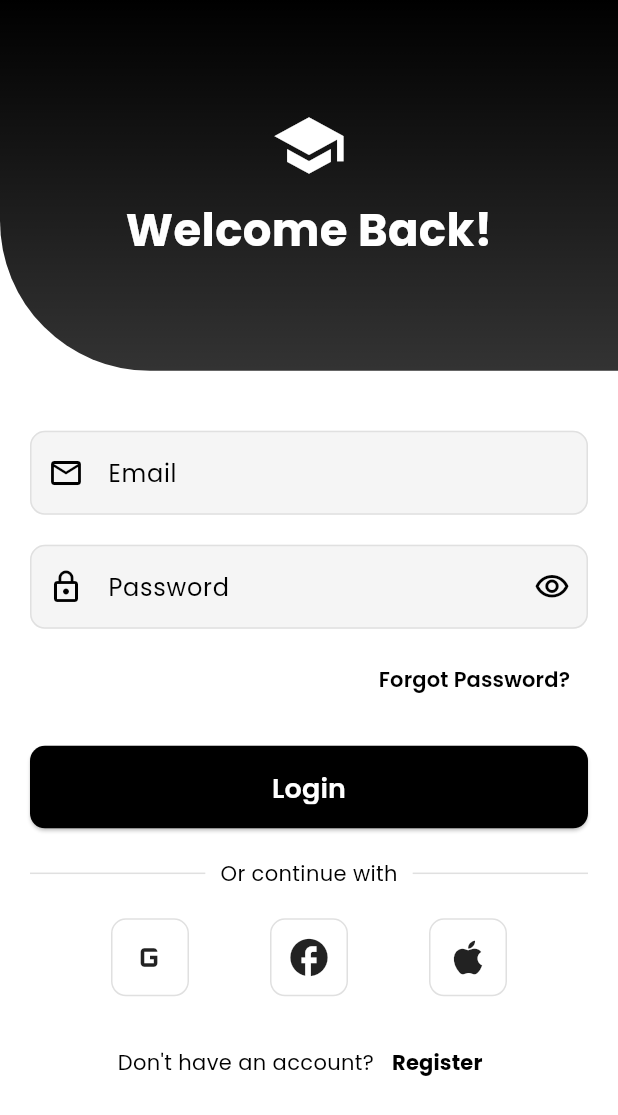
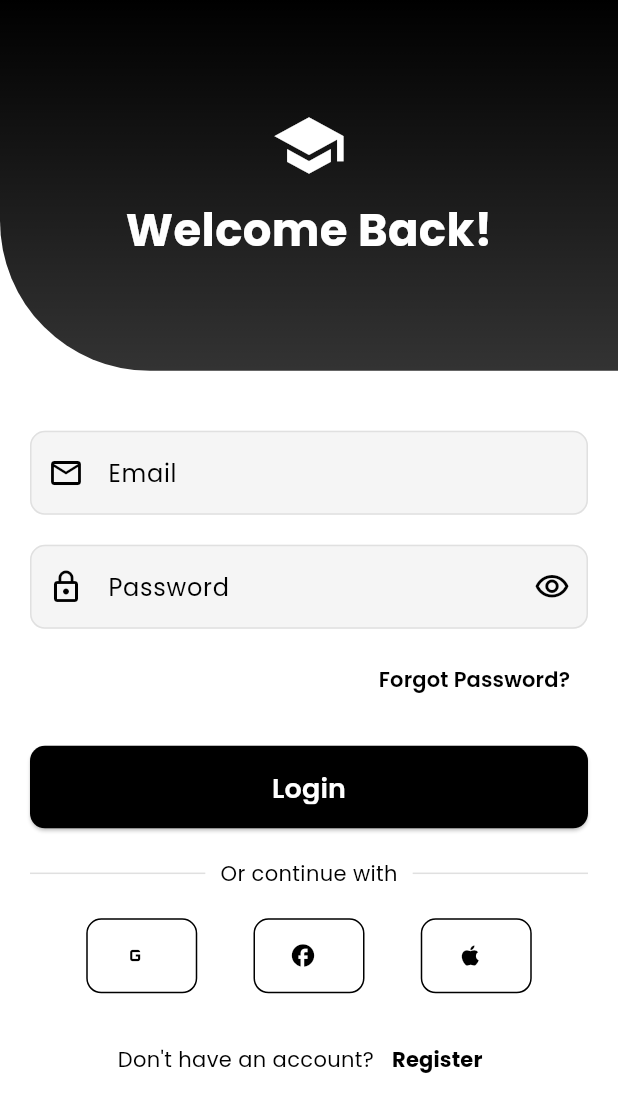
Before and after one commit to Edil-Ayehu/e_learning_app, a Flutter app: the LoginScreen screen opened by its route, on a phone screen of 412 x 824 dp. Shown: the top 1115 px of the screen. Run offline on Flutter 3.47's test engine with Material 3 defaults, Android fonts, the phone set to English and light mode, and no system bars; our stand-ins replace cached_network_image, chewie, cloud_firestore, equatable, firebase_core, fl_chart and 8 more; accounts and stored records are empty.

Commit message:
custom reusable button

```diff
--- a/lib/views/auth/forgot_password_screen.dart
+++ b/lib/views/auth/forgot_password_screen.dart
@@ -1,3 +1,4 @@
+import 'package:e_learning_app/views/widgets/common/custom_button.dart';
 import 'package:flutter/material.dart';
 import 'package:get/get.dart';
 
@@ -53,16 +54,8 @@ class ForgotPasswordScreen extends StatelessWidget {
             ),
             const SizedBox(height: 30),
             // Reset Button
-            SizedBox(
-              width: double.infinity,
-              height: 55,
-              child: ElevatedButton(
-                style: ElevatedButton.styleFrom(
-                  backgroundColor: Theme.of(context).primaryColor,
-                  shape: RoundedRectangleBorder(
-                    borderRadius: BorderRadius.circular(10),
-                  ),
-                ),
+            CustomButton(
+              text: "Reset Password",
               onPressed: () {
                 // Show success dialog
                 Get.dialog(
@@ -93,23 +86,16 @@ class ForgotPasswordScreen extends StatelessWidget {
                           style: TextStyle(color: Colors.grey),
                         ),
                         const SizedBox(height: 20),
-                          ElevatedButton(
+                        CustomButton(
+                          text: "OK",
                           onPressed: () => Get.back(),
-                            child: const Text("OK"),
+                          height: 45,
                         ),
                       ],
                     ),
                   ),
                 );
               },
-                child: const Text(
-                  "Reset Password",
-                  style: TextStyle(
-                    fontSize: 18,
-                    color: Colors.white,
-                  ),
-                ),
-              ),
             ),
           ],
         ),
--- a/lib/views/auth/login_screen.dart
+++ b/lib/views/auth/login_screen.dart
@@ -1,3 +1,4 @@
+import 'package:e_learning_app/views/widgets/common/custom_button.dart';
 import 'package:flutter/material.dart';
 import 'package:e_learning_app/routes/app_routes.dart';
 import 'package:get/get.dart';
@@ -113,25 +114,9 @@ class LoginScreen extends StatelessWidget {
                   ),
                   const SizedBox(height: 20),
                   // Login Button
-                  SizedBox(
-                    width: double.infinity,
-                    height: 55,
-                    child: ElevatedButton(
-                      style: ElevatedButton.styleFrom(
-                        backgroundColor: Theme.of(context).primaryColor,
-                        shape: RoundedRectangleBorder(
-                          borderRadius: BorderRadius.circular(10),
-                        ),
-                      ),
+CustomButton(
+  text: "Login",
   onPressed: () => Get.offAllNamed(AppRoutes.home),
-                      child: const Text(
-                        "Login",
-                        style: TextStyle(
-                          fontSize: 18,
-                          color: Colors.white,
-                        ),
-                      ),
-                    ),
 ),
                   const SizedBox(height: 20),
                   // Social Login
@@ -195,16 +180,13 @@ class LoginScreen extends StatelessWidget {
   required IconData icon,
   required VoidCallback onPressed,
 }) {
-    return InkWell(
-      onTap: onPressed,
-      child: Container(
-        padding: const EdgeInsets.all(10),
-        decoration: BoxDecoration(
-          border: Border.all(color: Colors.grey.shade300),
-          borderRadius: BorderRadius.circular(10),
-        ),
-        child: Icon(icon, size: 30),
-      ),
+  return CustomButton(
+    icon: icon,
+    text: "",
+    onPressed: onPressed,
+    isFullWidth: false,
+    height: 50,
+    isOutlined: true,
   );
 }
 }
--- a/lib/views/auth/register_screen.dart
+++ b/lib/views/auth/register_screen.dart
@@ -1,3 +1,4 @@
+import 'package:e_learning_app/views/widgets/common/custom_button.dart';
 import 'package:flutter/material.dart';
 import 'package:get/get.dart';
 import 'package:e_learning_app/routes/app_routes.dart';
@@ -189,26 +190,10 @@ class _RegisterScreenState extends State<RegisterScreen> {
                   ),
                   const SizedBox(height: 30),
                   // Register Button
-                  SizedBox(
-                    width: double.infinity,
-                    height: 55,
-                    child: ElevatedButton(
-                      style: ElevatedButton.styleFrom(
-                        backgroundColor: Theme.of(context).primaryColor,
-                        shape: RoundedRectangleBorder(
-                          borderRadius: BorderRadius.circular(10),
-                        ),
-                      ),
-                      onPressed: _handleRegister,
-                      child: const Text(
-                        "Register",
-                        style: TextStyle(
-                          fontSize: 18,
-                          color: Colors.white,
-                        ),
-                      ),
-                    ),
-                  ),
+CustomButton(
+  text: "Register",
+  onPressed: _handleRegister,
+),
                   const SizedBox(height: 20),
                   // Login Link
                   Row(
--- a/lib/views/widgets/common/custom_button.dart
+++ b/lib/views/widgets/common/custom_button.dart
@@ -0,0 +1,99 @@
+import 'package:flutter/material.dart';
+
+class CustomButton extends StatelessWidget {
+  final String text;
+  final VoidCallback onPressed;
+  final bool isFullWidth;
+  final double height;
+  final Color? backgroundColor;
+  final Color? textColor;
+  final bool isOutlined;
+  final IconData? icon;
+  final bool isLoading;
+
+  const CustomButton({
+    super.key,
+    required this.text,
+    required this.onPressed,
+    this.isFullWidth = true,
+    this.height = 55,
+    this.backgroundColor,
+    this.textColor,
+    this.isOutlined = false,
+    this.icon,
+    this.isLoading = false,
+  });
+
+  @override
+  Widget build(BuildContext context) {
+    final theme = Theme.of(context);
+
+    return SizedBox(
+      width: isFullWidth ? double.infinity : null,
+      height: height,
+      child: isOutlined
+          ? OutlinedButton(
+              style: OutlinedButton.styleFrom(
+                side: BorderSide(
+                  color: backgroundColor ?? theme.primaryColor,
+                ),
+                shape: RoundedRectangleBorder(
+                  borderRadius: BorderRadius.circular(10),
+                ),
+              ),
+              onPressed: isLoading ? null : onPressed,
+              child: _buildButtonContent(theme),
+            )
+          : ElevatedButton(
+              style: ElevatedButton.styleFrom(
+                backgroundColor: backgroundColor ?? theme.primaryColor,
+                shape: RoundedRectangleBorder(
+                  borderRadius: BorderRadius.circular(10),
+                ),
+              ),
+              onPressed: isLoading ? null : onPressed,
+              child: _buildButtonContent(theme),
+            ),
+    );
+  }
+
+  Widget _buildButtonContent(ThemeData theme) {
+    if (isLoading) {
+      return SizedBox(
+        height: 20,
+        width: 20,
+        child: CircularProgressIndicator(
+          strokeWidth: 2,
+          valueColor: AlwaysStoppedAnimation<Color>(
+            isOutlined ? theme.primaryColor : Colors.white,
+          ),
+        ),
+      );
+    }
+
+    return Row(
+      mainAxisAlignment: MainAxisAlignment.center,
+      mainAxisSize: MainAxisSize.min,
+      children: [
+        if (icon != null) ...[
+          Icon(
+            icon,
+            color: isOutlined
+                ? (backgroundColor ?? theme.primaryColor)
+                : (textColor ?? Colors.white),
+          ),
+          const SizedBox(width: 8),
+        ],
+        Text(
+          text,
+          style: TextStyle(
+            fontSize: 18,
+            color: isOutlined
+                ? (backgroundColor ?? theme.primaryColor)
+                : (textColor ?? Colors.white),
+          ),
+        ),
+      ],
+    );
+  }
+}
```
Lines whose indentation alone changed are shown as unchanged.
